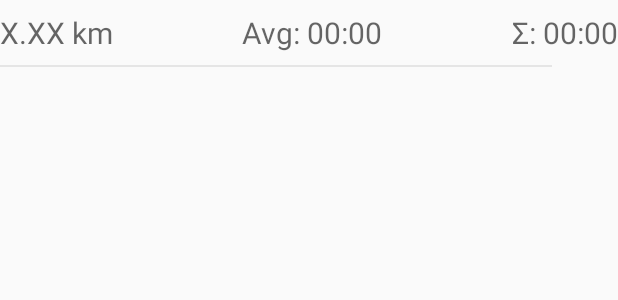
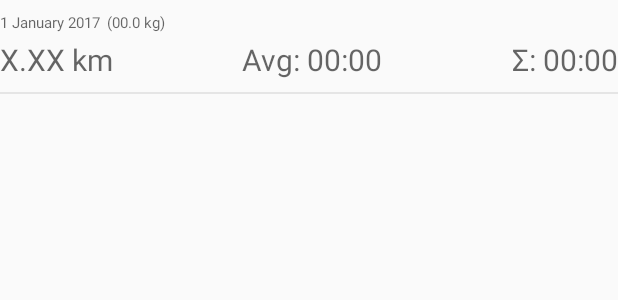
Before and after one commit to CMingTseng/green-deer, an Android app: the layout run_list_item_row.xml on its own in the app's theme, with its tools: preview values and no code run, on a phone screen of 412 x 824 dp. Shown: the top 300 px of the screen. Run offline under Robolectric (Android 15) with nearby library versions, the phone set to English and light mode, and no system bars.

Commit message:
Show date and weight in the UI

```diff
--- a/app/src/main/java/com/kantoniak/greendeer/HomeActivity.java
+++ b/app/src/main/java/com/kantoniak/greendeer/HomeActivity.java
@@ -70,7 +70,7 @@ public class HomeActivity extends AppCompatActivity {
     private static final int MESSAGE_FETCH_RUNS = 1000;
 
     private final DataProvider dataProvider = new DataProvider();
-    private final RunAdapter runAdapter = new RunAdapter();
+    private RunAdapter runAdapter;
 
     private View mRunsLoadingView;
     private View mRunsFailedView;
@@ -115,6 +115,7 @@ public class HomeActivity extends AppCompatActivity {
     }
 
     private void setupRecyclerView() {
+        runAdapter = new RunAdapter(getBaseContext());
         mRecyclerView = (RecyclerView) findViewById(R.id.run_list);
         mRecyclerView.setLayoutManager(new LinearLayoutManager(this));
         mRecyclerView.setAdapter(runAdapter);
--- a/app/src/main/res/layout/run_list_item_row.xml
+++ b/app/src/main/res/layout/run_list_item_row.xml
@@ -7,38 +7,60 @@
     android:paddingTop="@dimen/regular_margin">
 
     <TextView
+        android:id="@+id/date"
+        android:layout_width="wrap_content"
+        android:layout_height="wrap_content"
+        android:text="1 January 2017"
+        app:layout_constraintTop_toTopOf="parent"
+        app:layout_constraintStart_toStartOf="parent"
+        style="@style/RunDateStyle" />
+
+    <TextView
+        android:id="@+id/weight"
+        android:layout_width="wrap_content"
+        android:layout_height="wrap_content"
+        android:layout_marginLeft="@dimen/small_margin"
+        android:text="(00.0 kg)"
+        app:layout_constraintStart_toEndOf="@id/date"
+        app:layout_constraintTop_toTopOf="@+id/date"
+        style="@style/RunDateStyle" />
+
+    <TextView
         android:id="@+id/kilometers"
         android:layout_width="wrap_content"
         android:layout_height="wrap_content"
+        android:layout_marginTop="@dimen/small_margin"
         android:text="X.XX km"
-        app:layout_constraintLeft_toLeftOf="parent"
-        app:layout_constraintTop_toTopOf="parent"
-        style="@style/RunMainInfoStyle"/>
+        app:layout_constraintStart_toStartOf="parent"
+        app:layout_constraintTop_toBottomOf="@+id/date"
+        style="@style/RunMainInfoStyle" />
+
+    <TextView
+        android:id="@+id/time"
+        android:layout_width="wrap_content"
+        android:layout_height="wrap_content"
+        android:text="Σ: 00:00"
+        app:layout_constraintEnd_toEndOf="parent"
+        app:layout_constraintTop_toTopOf="@+id/kilometers"
+        style="@style/RunMainInfoStyle" />
 
     <TextView
         android:id="@+id/avg_time"
         android:layout_width="wrap_content"
         android:layout_height="wrap_content"
         android:text="Avg: 00:00"
-        app:layout_constraintLeft_toRightOf="@+id/kilometers"
-        app:layout_constraintRight_toLeftOf="@+id/time"
-        style="@style/RunMainInfoStyle"
-        tools:layout_editor_absoluteY="0dp" />
-
-    <TextView
-        android:id="@+id/time"
-        android:layout_width="wrap_content"
-        android:layout_height="wrap_content"
-        android:text="Σ: 00:00"
-        app:layout_constraintRight_toRightOf="parent"
-        app:layout_constraintTop_toTopOf="parent"
-        style="@style/RunMainInfoStyle"/>
+        app:layout_constraintStart_toEndOf="@+id/kilometers"
+        app:layout_constraintEnd_toStartOf="@+id/time"
+        app:layout_constraintTop_toTopOf="@+id/kilometers"
+        style="@style/RunMainInfoStyle" />
 
     <View
-        android:layout_width="368dp"
+        android:layout_width="wrap_content"
         android:layout_height="1dp"
         android:layout_marginTop="@dimen/regular_margin"
         app:layout_constraintTop_toBottomOf="@+id/kilometers"
+        app:layout_constraintStart_toStartOf="parent"
+        app:layout_constraintEnd_toEndOf="parent"
         android:background="@color/dividerColor" />
 
 </android.support.constraint.ConstraintLayout>
--- a/app/src/main/res/values/styles.xml
+++ b/app/src/main/res/values/styles.xml
@@ -17,6 +17,10 @@
 
     <style name="AppTheme.PopupOverlay" parent="ThemeOverlay.AppCompat.Light" />
 
+    <style name="RunDateStyle" parent="@style/Base.TextAppearance.AppCompat.Medium">
+        <item name="android:textSize">10sp</item>
+    </style>
+
     <style name="RunMainInfoStyle" parent="@style/Base.TextAppearance.AppCompat.Medium">
         <item name="android:textSize">20sp</item>
     </style>
```
Also changed, not shown: app/src/main/java/com/kantoniak/greendeer/data/RunUtils.java (added, +34 -0 lines), app/src/main/java/com/kantoniak/greendeer/ui/RunAdapter.java (+19 -5 lines).
